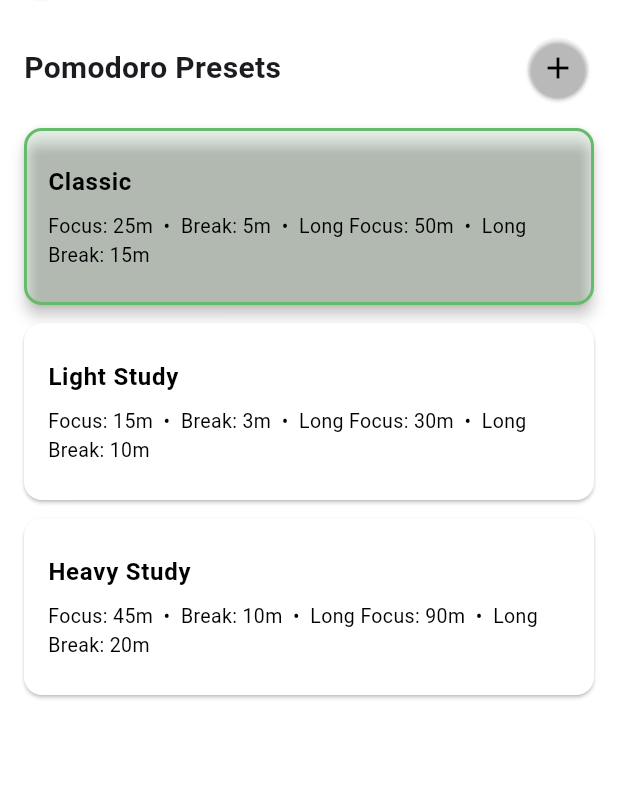
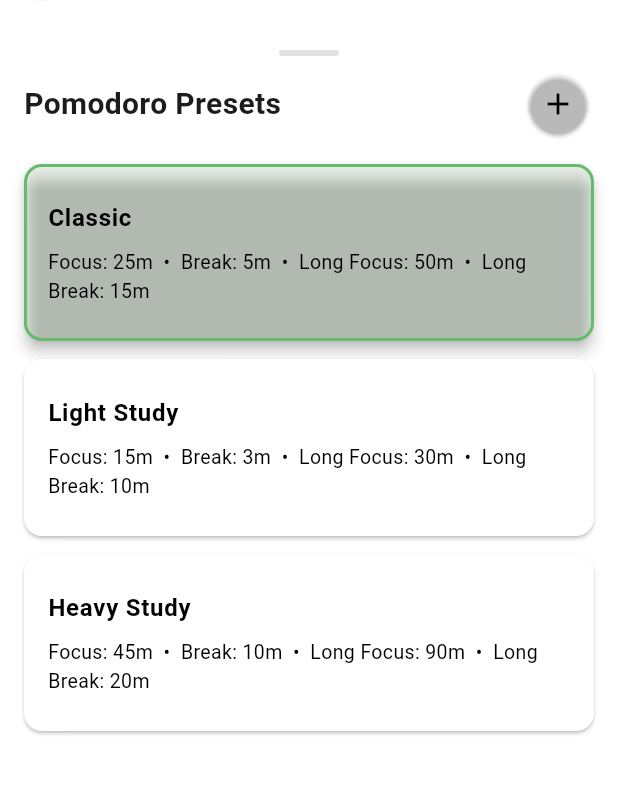
Before and after one commit to GuyWithBag/flow_app, a Flutter app: the PresetsScreen screen opened directly, on a phone screen of 412 x 824 dp, the part 76-871 px from its top. Run offline on Flutter 3.47's test engine with Material 3 defaults, Android fonts, the phone set to English and light mode, and no system bars; our stand-ins replace audioplayers, file_picker, fl_chart, flutter_colorpicker, flutter_hooks, flutter_local_notifications and 3 more; missing offline and left inert: barrel_annotation, flutter_confetti, flutter_picker_plus; accounts and stored records are empty.

Commit message:
fix: DraggableScrollSheet of presetSelector and setingsSheet

```diff
--- a/lib/pages/timer_screen.dart
+++ b/lib/pages/timer_screen.dart
@@ -377,7 +377,6 @@ class TimerScreen extends HookWidget {
                   // BOTTOM CONTROLS
                   TimerBottomControls(
                     controlsVisible: controlsVisible,
-                    isDark: isDark,
                     timerProvider: timerProvider,
                     presetProvider: presetProvider,
                     sessionProvider: sessionProvider,
--- a/lib/widgets/preset_selector.dart
+++ b/lib/widgets/preset_selector.dart
@@ -64,12 +64,13 @@ class PresetSelector extends StatelessWidget {
           builder: (context, scrollController) {
             return SafeArea(
               child: Padding(
-                padding: const EdgeInsets.all(20),
+                padding: const EdgeInsets.symmetric(horizontal: 20),
                 child: PresetSelectorMenu(
                   presetProvider: presetProvider,
                   timerProvider: timerProvider,
                   showAddButton: true,
                   onPresetSelected: () => Navigator.pop(context),
+                  scrollController: scrollController,
                 ),
               ),
             );
--- a/lib/widgets/preset_selector_menu.dart
+++ b/lib/widgets/preset_selector_menu.dart
@@ -8,6 +8,7 @@ class PresetSelectorMenu extends StatelessWidget {
   final TimerProvider timerProvider;
   final bool showAddButton;
   final VoidCallback? onPresetSelected;
+  final ScrollController? scrollController;
 
   const PresetSelectorMenu({
     super.key,
@@ -15,6 +16,7 @@ class PresetSelectorMenu extends StatelessWidget {
     required this.timerProvider,
     this.showAddButton = true,
     this.onPresetSelected,
+    this.scrollController,
   });
 
   @override
@@ -22,6 +24,19 @@ class PresetSelectorMenu extends StatelessWidget {
     return Column(
       crossAxisAlignment: CrossAxisAlignment.start,
       children: [
+        Center(
+          child: Padding(
+            padding: const EdgeInsets.only(top: 12, bottom: 8),
+            child: Container(
+              width: 40,
+              height: 4,
+              decoration: BoxDecoration(
+                color: Colors.grey.withValues(alpha: 0.3),
+                borderRadius: BorderRadius.circular(2),
+              ),
+            ),
+          ),
+        ),
         Row(
           mainAxisAlignment: MainAxisAlignment.spaceBetween,
           children: [
@@ -39,6 +54,7 @@ class PresetSelectorMenu extends StatelessWidget {
         const SizedBox(height: 16),
         Expanded(
           child: ListView.builder(
+            controller: scrollController,
             itemCount: presetProvider.presets.length,
             itemBuilder: (context, index) {
               final preset = presetProvider.presets[index];
```
Also changed, not shown: lib/providers/timer_provider.dart (+14 -0 lines), lib/services/notification_service.dart (+4 -3 lines), lib/widgets/timer_bottom_controls.dart (+29 -16 lines).
